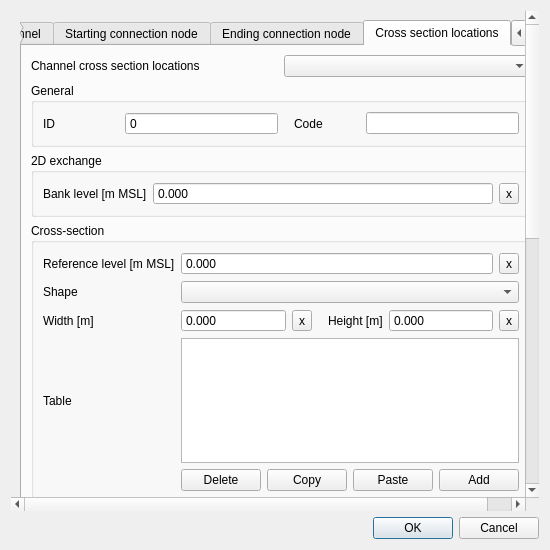
First picture: the form in threedi_schematisation_editor/forms/ui/channel.ui, repository nens/threedi-schematisation-editor, before the edit.
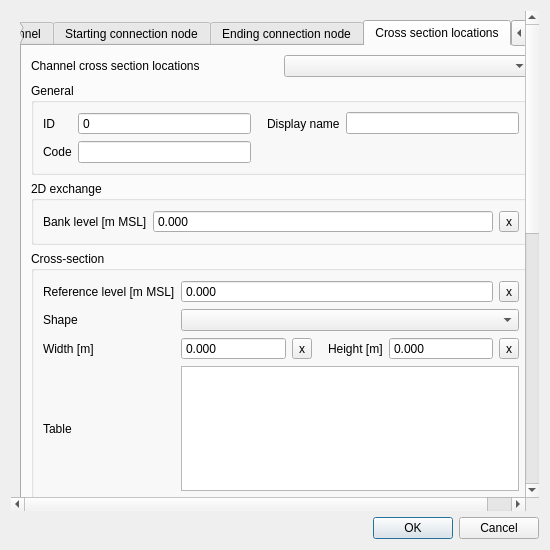
Second picture: the form after the edit. The open tabs and pages were chosen to show the change.

Patch:
```diff
--- a/threedi_schematisation_editor/forms/ui/channel.ui
+++ b/threedi_schematisation_editor/forms/ui/channel.ui
@@ -35,7 +35,7 @@
         <x>0</x>
         <y>0</y>
         <width>519</width>
-        <height>987</height>
+        <height>1012</height>
        </rect>
       </property>
       <layout class="QGridLayout" name="gridLayout_4">
@@ -2090,20 +2090,7 @@
                 </property>
                </widget>
               </item>
-              <item row="0" column="3">
-               <widget class="QLabel" name="label_25">
-                <property name="text">
-                 <string>Code</string>
-                </property>
-                <property name="alignment">
-                 <set>Qt::AlignLeading|Qt::AlignLeft|Qt::AlignVCenter</set>
-                </property>
-                <property name="indent">
-                 <number>10</number>
-                </property>
-               </widget>
-              </item>
-              <item row="0" column="1" colspan="2">
+              <item row="0" column="1">
                <widget class="QSpinBox" name="cross_section_location_id">
                 <property name="readOnly">
                  <bool>true</bool>
@@ -2125,7 +2112,52 @@
                 </property>
                </widget>
               </item>
-              <item row="0" column="4" colspan="2">
+              <item row="0" column="2">
+               <widget class="QLabel" name="label_44">
+                <property name="locale">
+                 <locale language="English" country="UnitedStates"/>
+                </property>
+                <property name="text">
+                 <string>Display name</string>
+                </property>
+                <property name="alignment">
+                 <set>Qt::AlignLeading|Qt::AlignLeft|Qt::AlignVCenter</set>
+                </property>
+                <property name="indent">
+                 <number>10</number>
+                </property>
+               </widget>
+              </item>
+              <item row="0" column="3">
+               <widget class="QLineEdit" name="cross_section_location_display_name">
+                <property name="sizePolicy">
+                 <sizepolicy hsizetype="MinimumExpanding" vsizetype="Fixed">
+                  <horstretch>0</horstretch>
+                  <verstretch>0</verstretch>
+                 </sizepolicy>
+                </property>
+                <property name="locale">
+                 <locale language="English" country="UnitedStates"/>
+                </property>
+                <property name="clearButtonEnabled">
+                 <bool>true</bool>
+                </property>
+               </widget>
+              </item>
+              <item row="1" column="0">
+               <widget class="QLabel" name="label_25">
+                <property name="text">
+                 <string>Code</string>
+                </property>
+                <property name="alignment">
+                 <set>Qt::AlignLeading|Qt::AlignLeft|Qt::AlignVCenter</set>
+                </property>
+                <property name="indent">
+                 <number>-1</number>
+                </property>
+               </widget>
+              </item>
+              <item row="1" column="1">
                <widget class="QLineEdit" name="cross_section_location_code">
                 <property name="sizePolicy">
                  <sizepolicy hsizetype="Expanding" vsizetype="Fixed">
```
Left out of the diff: 1 changed line with no effect on the pictures.
